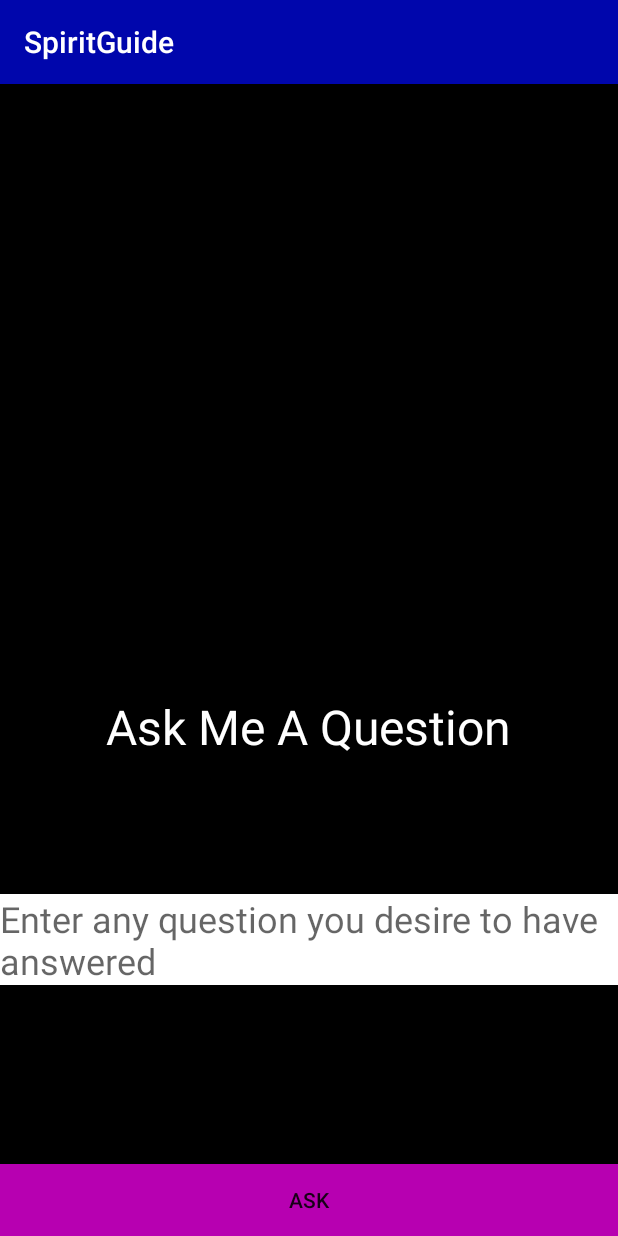
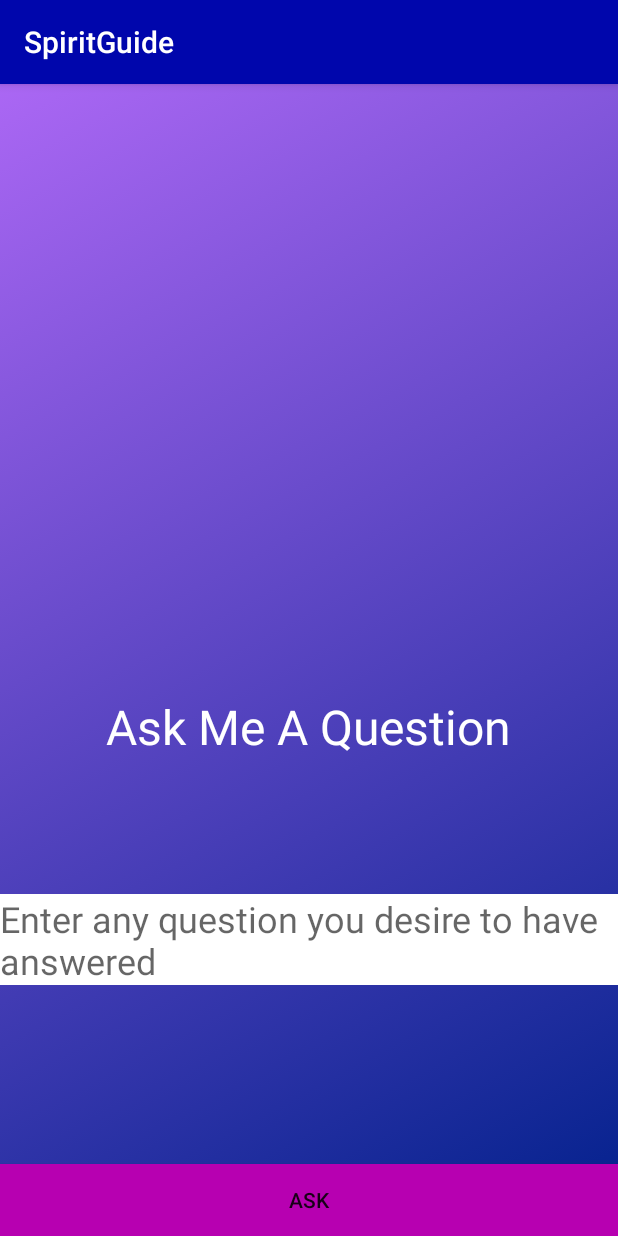
Before and after one commit to katetrahan/SpiritGuide, an Android app: the screen it shows after launch (MainActivity), on a phone screen of 412 x 824 dp. Run offline under Robolectric (Android 15) with nearby library versions, the light colour scheme and no system bars; our stand-ins replace ButterKnife, Firebase (no records; nobody signed in at launch, a user with empty details on screens opened directly).

Commit message:
add changing gradient feature

```diff
--- a/app/src/main/java/com/example/guest/spiritguide/ui/MainActivity.java
+++ b/app/src/main/java/com/example/guest/spiritguide/ui/MainActivity.java
@@ -2,6 +2,7 @@
 
 import android.content.Intent;
 import android.content.SharedPreferences;
+import android.graphics.drawable.AnimationDrawable;
 import android.preference.PreferenceManager;
 import android.support.annotation.MainThread;
 import android.support.v7.app.AppCompatActivity;
@@ -10,6 +11,8 @@
 import android.view.View;
 import android.widget.Button;
 import android.widget.EditText;
+import android.widget.LinearLayout;
+import android.widget.RelativeLayout;
 import android.widget.Toast;
 
 import butterknife.BindView;
@@ -29,6 +32,8 @@
 
     private DatabaseReference mAskedQuestionReference;
     private ValueEventListener mAskedQuestionReferenceListener;
+    RelativeLayout container;
+    AnimationDrawable anim;
 
     @BindView(R.id.getResponseButton) Button mGetResponseButton;
     @BindView(R.id.userQuestionEditText) EditText mUserQuestionEditText;
@@ -61,6 +66,12 @@
         super.onCreate(savedInstanceState);
         setContentView(R.layout.activity_main);
         ButterKnife.bind(this);
+
+        container = (RelativeLayout) findViewById(R.id.container);
+
+        anim = (AnimationDrawable) container.getBackground();
+        anim.setEnterFadeDuration(3000);
+        anim.setExitFadeDuration(2000);
 
 
 
@@ -109,9 +120,27 @@
         mAskedQuestionReference.removeEventListener(mAskedQuestionReferenceListener);
     }
 
+    @Override
+    protected void onResume() {
+        super.onResume();
+        if (anim != null && !anim.isRunning())
+            anim.start();
+    }
+
+    @Override
+    protected void onPause() {
+        super.onPause();
+        if (anim != null && anim.isRunning())
+            anim.stop();
+    }
+
 
 
 //    private void addToSharedPreferences(String question) {
 //        mEditor.putString(Constants.PREFERENCES_QUESTION_KEY, question).apply();
 //    }
+
+
+
+
 }
--- /dev/null
+++ b/app/src/main/res/drawable/animation_list.xml
@@ -0,0 +1,17 @@
+<?xml version="1.0" encoding="utf-8"?>
+<animation-list xmlns:android="http://schemas.android.com/apk/res/android">
+    <item
+        android:drawable="@drawable/fortuneteller"
+        android:duration="10000" />
+    <item
+        android:drawable="@drawable/missoula"
+        android:duration="10000" />
+    <item
+        android:drawable="@drawable/seattle"
+        android:duration="10000" />
+
+    <item
+        android:drawable="@drawable/ireland"
+        android:duration="10000" />
+
+</animation-list>
--- /dev/null
+++ b/app/src/main/res/drawable/fortuneteller.xml
@@ -0,0 +1,7 @@
+<?xml version="1.0" encoding="utf-8"?>
+<shape xmlns:android="http://schemas.android.com/apk/res/android">
+    <gradient
+        android:startColor="#00208b"
+        android:endColor="#ab67f4"
+        android:angle="135"/>
+</shape>
--- /dev/null
+++ b/app/src/main/res/drawable/ireland.xml
@@ -0,0 +1,7 @@
+<?xml version="1.0" encoding="utf-8"?>
+<shape xmlns:android="http://schemas.android.com/apk/res/android">
+    <gradient
+        android:startColor="#6190E8"
+        android:endColor="#be7bf9"
+        android:angle="45"/>
+</shape>
--- /dev/null
+++ b/app/src/main/res/drawable/missoula.xml
@@ -0,0 +1,7 @@
+<?xml version="1.0" encoding="utf-8"?>
+<shape xmlns:android="http://schemas.android.com/apk/res/android">
+    <gradient
+        android:startColor="#34e89e"
+        android:endColor="#0f3443"
+        android:angle="90"/>
+</shape>
--- /dev/null
+++ b/app/src/main/res/drawable/seattle.xml
@@ -0,0 +1,7 @@
+<?xml version="1.0" encoding="utf-8"?>
+<shape xmlns:android="http://schemas.android.com/apk/res/android">
+    <gradient
+        android:startColor="#43C6AC"
+        android:endColor="#191654"
+        android:angle="135"/>
+</shape>
--- a/app/src/main/res/layout/activity_main.xml
+++ b/app/src/main/res/layout/activity_main.xml
@@ -4,8 +4,9 @@
     xmlns:tools="http://schemas.android.com/tools"
     android:layout_width="match_parent"
     android:layout_height="match_parent"
+    android:id="@+id/container"
     tools:context="com.example.guest.spiritguide.ui.MainActivity"
-    android:background="@color/colorBackground">
+    android:background="@drawable/animation_list">
 
     <TextView
         android:id="@+id/frontPageTextView"
```
